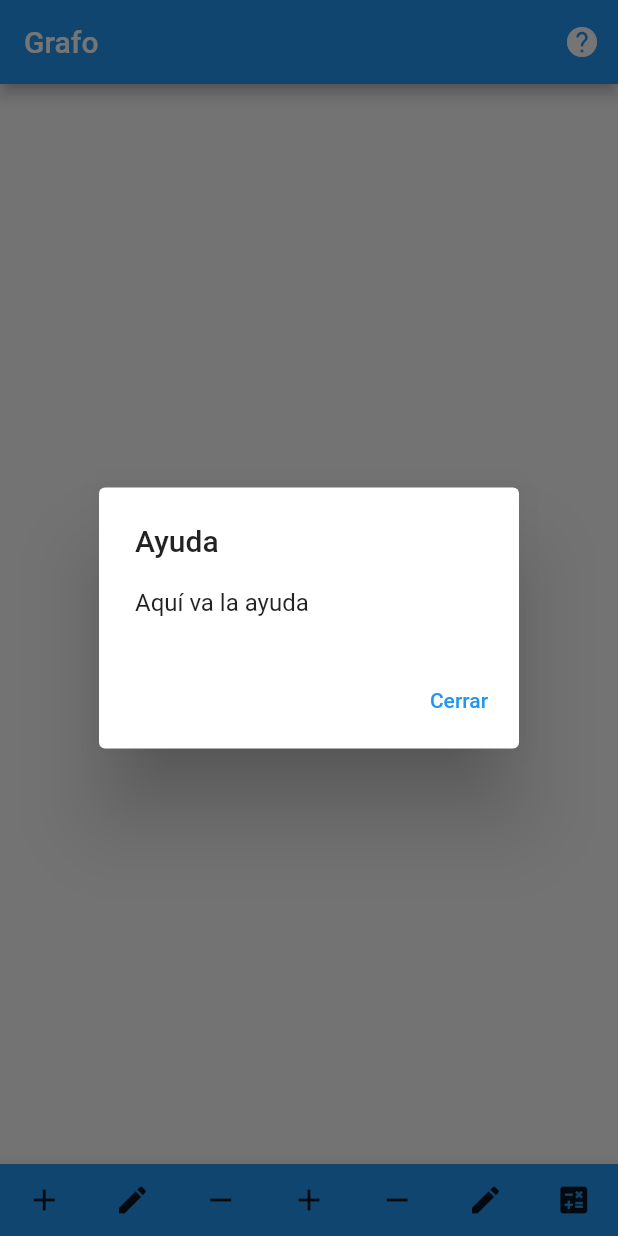
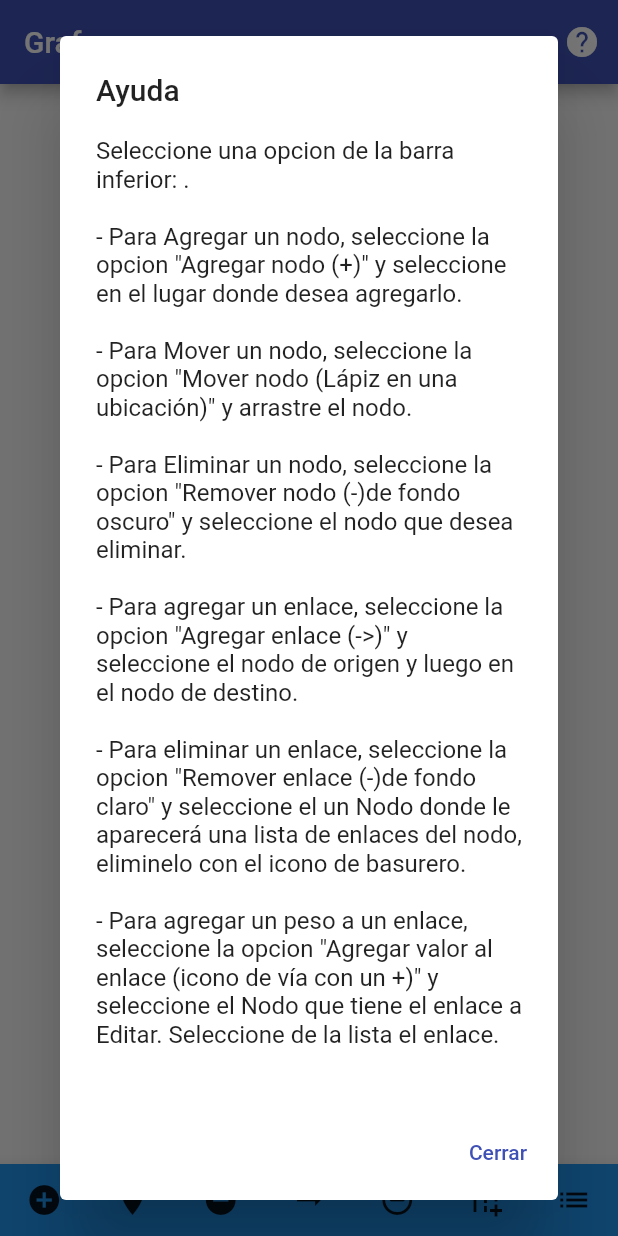
Before and after one commit to skazy12/NODOS_ALGORITMOS_FLUTTER, a Flutter app: the screen it shows after launch, after a tap on the "help" icon, on a phone screen of 412 x 824 dp. Run offline on Flutter 3.47's test engine with Material 2 defaults, Android fonts, the phone set to English and light mode, and no system bars.

Commit message:
agregado help

```diff
--- a/lib/home.dart
+++ b/lib/home.dart
@@ -24,7 +24,7 @@ class _HomeScreenState extends State<HomeScreen> {
   Widget build(BuildContext context) {
     return Scaffold(
       appBar: AppBar(
-        title: Text('Grafo'),
+        title: Text('Grafos'),
         //Boton de ayuda para desplegar un dialogo con la ayuda
         actions: [
           IconButton(
@@ -35,8 +35,17 @@ class _HomeScreenState extends State<HomeScreen> {
                 builder: (context) {
                   return AlertDialog(
                     title: Text('Ayuda'),
+
                     //TEXTO DE AYUDA
-                    content: Text('Aquí va la ayuda'),
+                    content: Text(
+                        'Seleccione una opcion de la barra inferior: . \n\n'
+                        '- Para Agregar un nodo, seleccione la opcion "Agregar nodo (+)" y seleccione en el lugar donde desea agregarlo. \n\n'
+                        '- Para Mover un nodo, seleccione la opcion "Mover nodo (Lápiz en una ubicación)" y arrastre el nodo. \n\n'
+                        '- Para Eliminar un nodo, seleccione la opcion "Remover nodo (-)de fondo oscuro" y seleccione el nodo que desea eliminar. \n\n'
+                        '- Para agregar un enlace, seleccione la opcion "Agregar enlace (->)" y seleccione el nodo de origen y luego en el nodo de destino. \n\n'
+                        '- Para eliminar un enlace, seleccione la opcion "Remover enlace (-)de fondo claro" y seleccione el un Nodo donde le aparecerá una lista de enlaces del nodo, eliminelo con el icono de basurero. \n\n'
+                        '- Para agregar un peso a un enlace, seleccione la opcion "Agregar valor al enlace (icono de vía con un +)" y seleccione el Nodo que tiene el enlace a Editar. Seleccione de la lista el enlace. \n\n'
+                        'Para ver la matriz de adyacencia, seleccione la opcion "Matriz de adyacencia (tabla)" y se desplegara una ventana con la matriz de adyacencia. \n\n'),
                     actions: [
                       TextButton(
                         onPressed: () {
@@ -402,7 +411,7 @@ class _HomeScreenState extends State<HomeScreen> {
           mainAxisAlignment: MainAxisAlignment.spaceAround,
           children: [
             IconButton(
-              icon: Icon(Icons.add),
+              icon: Icon(Icons.add_circle),
               tooltip: 'Agregar nodo',
               onPressed: () {
                 setState(() {
@@ -411,7 +420,7 @@ class _HomeScreenState extends State<HomeScreen> {
               },
             ),
             IconButton(
-              icon: Icon(Icons.edit),
+              icon: Icon(Icons.edit_location),
               tooltip: 'Mover nodo',
               onPressed: () {
                 setState(() {
@@ -420,7 +429,7 @@ class _HomeScreenState extends State<HomeScreen> {
               },
             ),
             IconButton(
-              icon: Icon(Icons.remove),
+              icon: Icon(Icons.remove_circle),
               tooltip: 'Remover nodo',
               onPressed: () {
                 setState(() {
@@ -429,7 +438,7 @@ class _HomeScreenState extends State<HomeScreen> {
               },
             ),
             IconButton(
-              icon: Icon(Icons.add),
+              icon: Icon(Icons.arrow_right_alt_outlined),
               tooltip: 'Agregar enlace',
               onPressed: () {
                 setState(() {
@@ -438,7 +447,7 @@ class _HomeScreenState extends State<HomeScreen> {
               },
             ),
             IconButton(
-              icon: Icon(Icons.remove),
+              icon: Icon(Icons.remove_circle_outline_rounded),
               tooltip: 'Remover enlace',
               onPressed: () {
                 setState(() {
@@ -447,7 +456,7 @@ class _HomeScreenState extends State<HomeScreen> {
               },
             ),
             IconButton(
-              icon: Icon(Icons.edit),
+              icon: Icon(Icons.add_road_outlined),
               tooltip: 'Agregar valor enlace',
               onPressed: () {
                 setState(() {
@@ -456,7 +465,7 @@ class _HomeScreenState extends State<HomeScreen> {
               },
             ),
             IconButton(
-              icon: Icon(Icons.calculate),
+              icon: Icon(Icons.list),
               tooltip: 'Generar Matriz de Adyacencia',
               onPressed: () {
                 setState(() {
@@ -528,7 +537,7 @@ class _HomeScreenState extends State<HomeScreen> {
       nombresNodos.length,
       (index) {
         if (index == 0) {
-          return DataColumn(label: Text(""));
+          return DataColumn(label: Text("Nodo"));
         }
         return DataColumn(label: Text(nombresNodos[index]));
       },
--- a/lib/main.dart
+++ b/lib/main.dart
@@ -16,7 +16,7 @@ class MyApp extends StatelessWidget {
       debugShowCheckedModeBanner: false,
       title: 'NODOS',
       theme: ThemeData(
-        primarySwatch: Colors.blue,
+        primarySwatch: Colors.indigo,
       ),
       home: HomeScreen(),
     );
```
